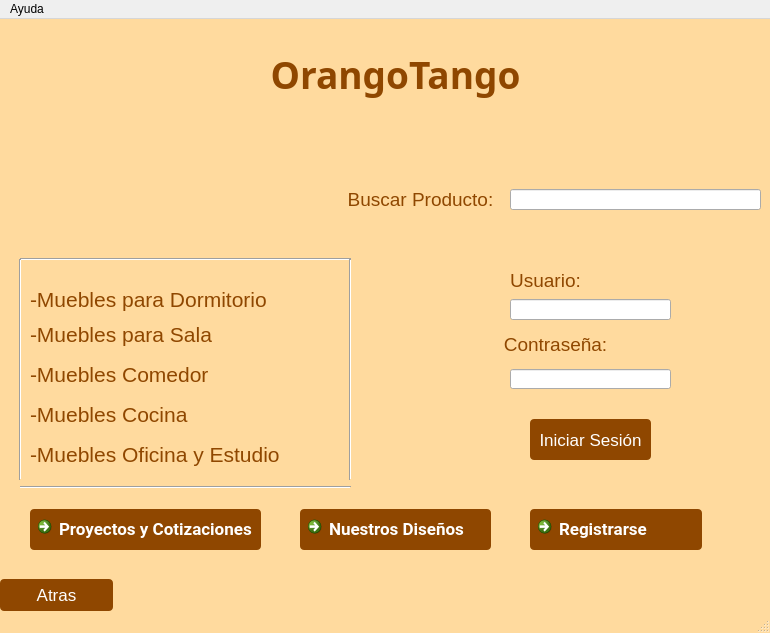
AlejandroMB1/OrangoTango, file OrangoTango/mainwindow.ui: the form before one commit.
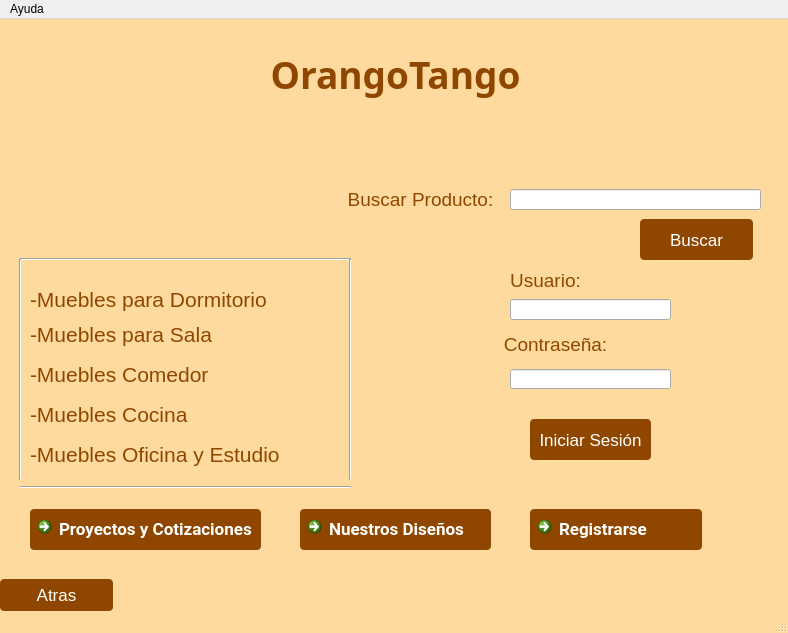
The form after the commit. Icons and pictures are not drawn.

What changed in the file:
```diff
--- a/OrangoTango/mainwindow.ui
+++ b/OrangoTango/mainwindow.ui
@@ -6,7 +6,7 @@
    <rect>
     <x>0</x>
     <y>0</y>
-    <width>770</width>
+    <width>788</width>
     <height>633</height>
    </rect>
   </property>
@@ -27,7 +27,7 @@
 	}
 
 	/*Estilos para el botón*/
-	#atras,#BotonIniciarS,#BotonNDisenos,#BotonProyectos,#BotonRegistrarse{
+	#atras,#BotonIniciarS,#BotonNDisenos,#BotonProyectos,#BotonRegistrarse,#Buscar{
 		
 	background-color: rgb(143, 71, 0);
 		border-radius: 4px;
@@ -40,7 +40,7 @@
 	/*Definimos el estilo para un efecto hover sobre el botón,
 	este cambiará su background cuando pasemos el mouse por
 	encima*/
-	#atras:hover,#BotonIniciarS:hover,#BotonNDisenos:hover,#BotonProyectos:hover,#BotonRegistrarse:hover{
+	#atras:hover,#BotonIniciarS:hover,#BotonNDisenos:hover,#BotonProyectos:hover,#BotonRegistrarse:hover,#Buscar:hover{
 		
 	background-color: #ff7043;;
 	}
@@ -412,6 +412,19 @@
      <string>Atras</string>
     </property>
    </widget>
+   <widget class="QPushButton" name="Buscar">
+    <property name="geometry">
+     <rect>
+      <x>640</x>
+      <y>200</y>
+      <width>113</width>
+      <height>41</height>
+     </rect>
+    </property>
+    <property name="text">
+     <string>Buscar</string>
+    </property>
+   </widget>
   </widget>
   <widget class="QStatusBar" name="statusBar"/>
   <widget class="QMenuBar" name="menuBar">
@@ -419,7 +432,7 @@
     <rect>
      <x>0</x>
      <y>0</y>
-     <width>770</width>
+     <width>788</width>
      <height>22</height>
     </rect>
    </property>
```
